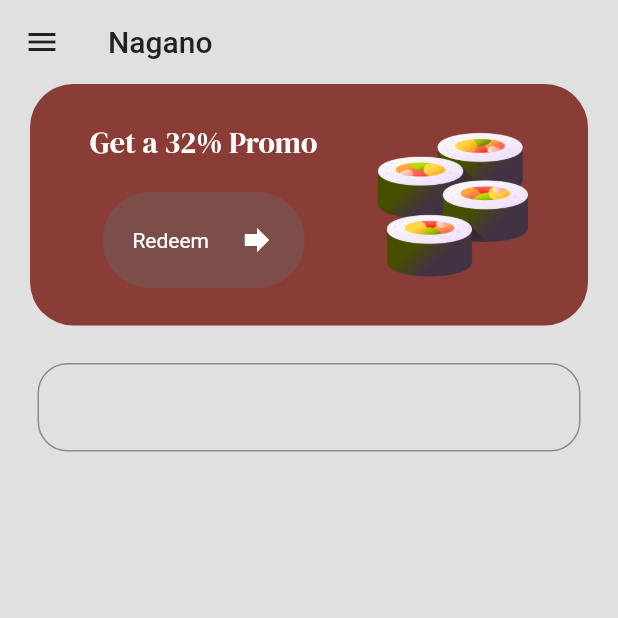
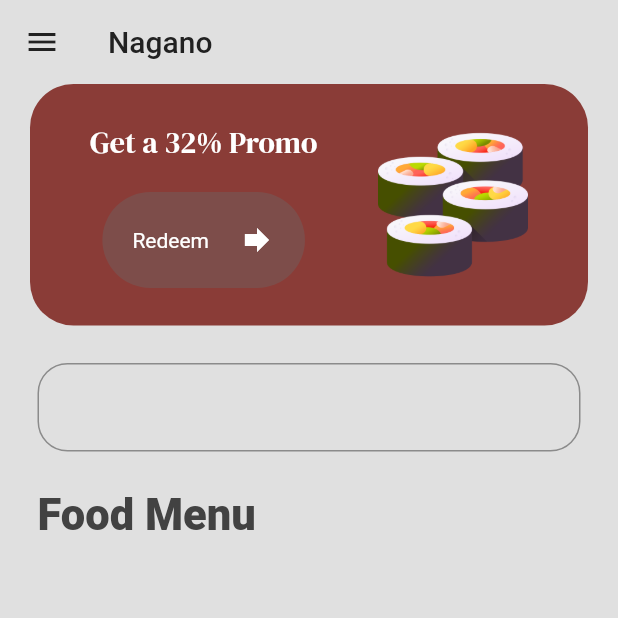
Before and after one commit to fbnjeje/Flutter_Road_Map, a Flutter app: the MenuPage screen opened by its route, on a phone screen of 412 x 824 dp, the top half of it. Run offline on Flutter 3.47's test engine with Material 2 defaults, Android fonts, the phone set to English and light mode, and no system bars; our stand-ins replace dio, google_fonts.

Commit message:
add a title with styles foodmenu

```diff
--- a/sushi app/sushi_app/lib/screens/menu_page.dart
+++ b/sushi app/sushi_app/lib/screens/menu_page.dart
@@ -27,7 +27,7 @@ class _MenuPage extends State<MenuPage> {
           style: TextStyle(color: Colors.grey[900]),
         ),
       ),
-      body: Column(children: [
+      body: Column(crossAxisAlignment: CrossAxisAlignment.start, children: [
         //promo banner
         Container(
           decoration: BoxDecoration(
@@ -62,6 +62,7 @@ class _MenuPage extends State<MenuPage> {
             ],
           ),
         ),
+
         const SizedBox(
           height: 25,
         ),
@@ -78,9 +79,20 @@ class _MenuPage extends State<MenuPage> {
                     borderSide: BorderSide(color: myPrimaryColor),
                     borderRadius: BorderRadius.circular(20))),
           ),
-        )
+        ),
+
+        const SizedBox(height: 25),
         //menu list
-
+        Padding(
+          padding: const EdgeInsets.symmetric(horizontal: 25, vertical: 0),
+          child: Text(
+            'Food Menu',
+            style: TextStyle(
+                fontSize: 29,
+                fontWeight: FontWeight.w900,
+                color: Colors.grey[800]),
+          ),
+        ),
         //popular food
       ]),
     );
```
